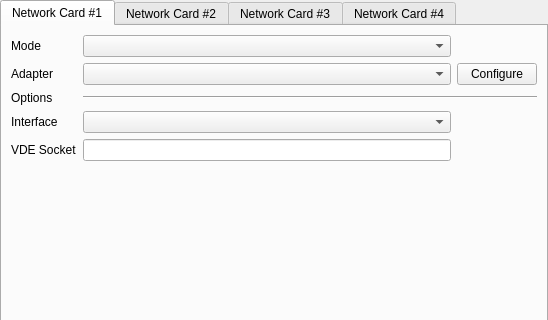
86Box/86Box, file src/qt/qt_settingsnetwork.ui: the form before one commit; both pictures show x 0 to 548 and y 0 to 320 of the 548 by 488 pixel window.
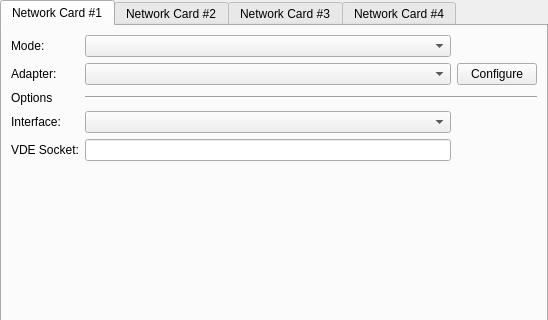
The form after the commit.

Commit message:
qt: Add colons to dropdown labels on the network settings page
For consistency purposes

```diff
--- a/src/qt/qt_settingsnetwork.ui
+++ b/src/qt/qt_settingsnetwork.ui
@@ -58,7 +58,7 @@
           </sizepolicy>
          </property>
          <property name="text">
-          <string>Adapter</string>
+          <string>Adapter:</string>
          </property>
         </widget>
        </item>
@@ -84,7 +84,7 @@
           </sizepolicy>
          </property>
          <property name="text">
-          <string>Mode</string>
+          <string>Mode:</string>
          </property>
         </widget>
        </item>
@@ -124,14 +124,14 @@
           </sizepolicy>
          </property>
          <property name="text">
-          <string>Interface</string>
+          <string>Interface:</string>
          </property>
         </widget>
        </item>
        <item row="5" column="0">
         <widget class="QLabel" name="socketVDELabel1">
          <property name="text">
-          <string>VDE Socket</string>
+          <string>VDE Socket:</string>
          </property>
         </widget>
        </item>
```
Left out of the diff: 24 changed lines with no effect on the pictures.
